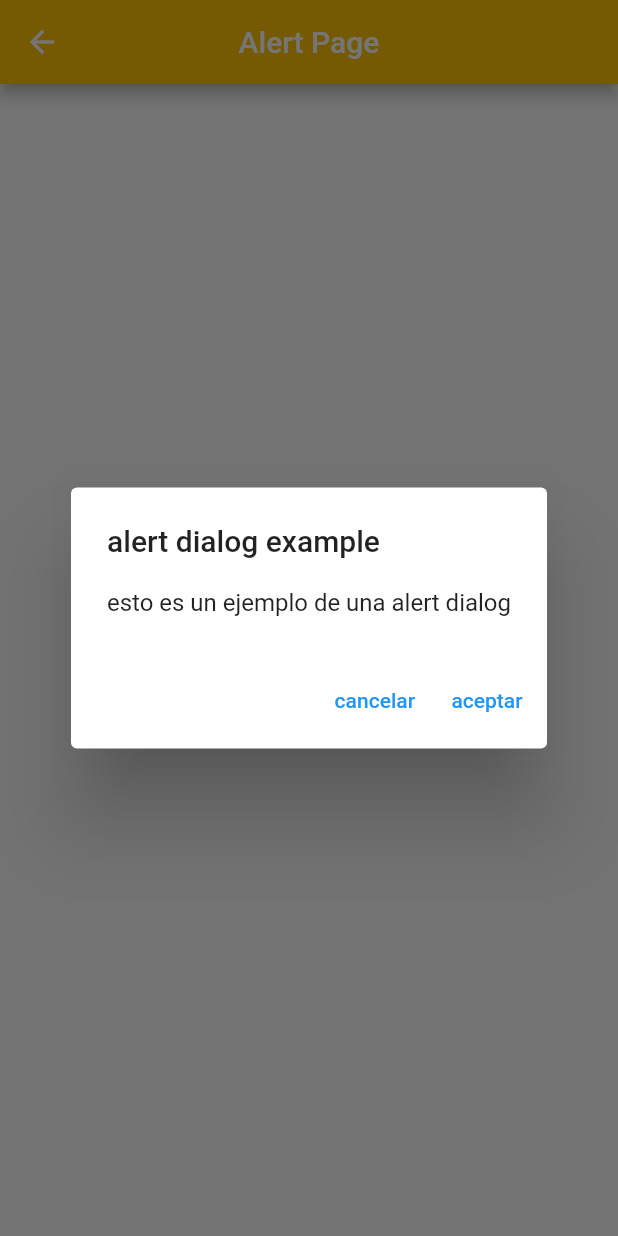
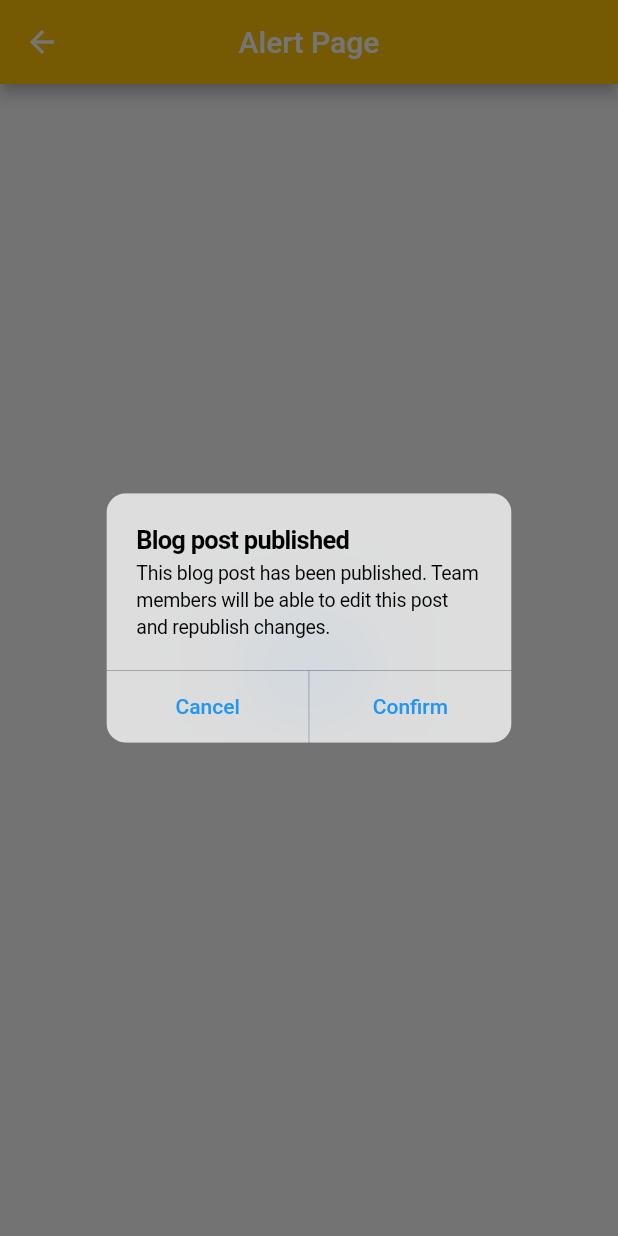
Before and after one commit to polluque/trabajo_individual_dise-o_alerts, a Flutter app: the alert_1 screen opened directly, after a tap on "Alert", on a phone screen of 412 x 824 dp. Run offline on Flutter 3.47's test engine with Material 2 defaults, Android fonts, the light colour scheme and no system bars; our stand-ins replace google_fonts; missing offline and left inert: dart:js, dart:js_util; network calls fail.

Commit message:
trabajo_individual_alerts_v1.1

```diff
--- a/lib/pages/alert_1.dart
+++ b/lib/pages/alert_1.dart
@@ -1,4 +1,5 @@
 import 'dart:js';
+import 'package:flutter/cupertino.dart';
 import 'package:flutter/material.dart';
 /*
 class dise_1 extends StatelessWidget {
@@ -10,19 +11,25 @@ class dise_1 extends StatelessWidget {
 }
 */
 
-class alert_1 extends StatelessWidget {
+class alert_1 extends StatelessWidget
+{
   //const AlertPage ({super.key});
 
-// creacion de un metodo
+ // creacion de un metodo
 
-ShowMyAlert (BuildContext context) {
+ ShowMyAlert (BuildContext context)
+ {
   showDialog(
     context: context,
     builder: (BuildContext context) {
-      return AlertDialog(
-        title: Text('alert dialog example'),
-        backgroundColor: Colors.white,
-        content: Text('esto es un ejemplo de una alert dialog'
+      return CupertinoAlertDialog(
+        title: Text(
+          'Blog post published',
+          textAlign: TextAlign.left,
+          ),
+        //backgroundColor: Colors.white,
+        content: Text('This blog post has been published. Team members will be able to edit this post and republish changes.',
+        textAlign: TextAlign.left,
         ),
       actions: [
         //primer boton
@@ -31,7 +38,7 @@ ShowMyAlert (BuildContext context) {
             //al hacer click en este boton se cierra la ventana
             Navigator.pop(context);
           },
-        child: Text('cancelar'),
+        child: Text('Cancel'),
          ),
 
         //segundo boton
@@ -39,13 +46,18 @@ ShowMyAlert (BuildContext context) {
           onPressed:() {
             Navigator.pop(context);
           },
-        child: Text('aceptar'),
+        child:
+        Text(
+          'Confirm',
+
+          ),
+
          ),
        ],
     );
   },
   );
-}
+ }
 
 
   @override
```
